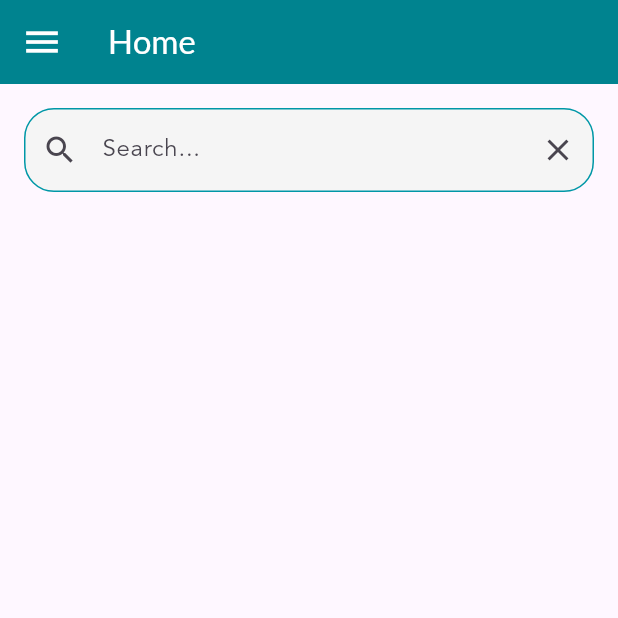
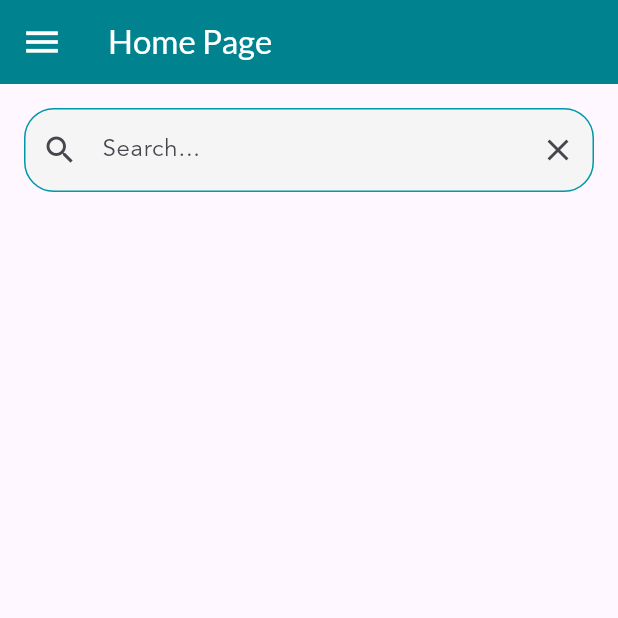
Before and after one commit to MahmoudDe/medicine-warehouse-app, a Flutter app: the HomeScreen screen opened by its route, on a phone screen of 412 x 824 dp, the top half of it. Run offline on Flutter 3.47's test engine with Material 3 defaults, Android fonts, the phone set to English and light mode, and no system bars; our stand-ins replace google_fonts, google_nav_bar, iconsax.

Commit message:
Revert "updating name"
This reverts commit a37ac5dc30e7aa1e7316d8b91a37b07feaf66eee.

```diff
--- a/frontend/pharmacist/lib/screens/HomePage.dart
+++ b/frontend/pharmacist/lib/screens/HomePage.dart
@@ -20,11 +20,10 @@ class _HomeScreenState extends State<HomeScreen> {
           backgroundColor: Colors.cyan.shade800,
           elevation: 0.0,
           iconTheme: const IconThemeData(color: Colors.white, size: 28),
-          title: Text('Home ',
-              style: GoogleFonts.lato(color: Colors.white, fontSize: 22))),
-      body: Column(
-        children: [
-          Padding(
+          title: Text('Home Page', style: GoogleFonts.lato(color: Colors.white, fontSize: 22))),
+          body: Column(
+            children: [
+           Padding(
             padding: const EdgeInsets.all(16.0),
             child: Container(
               decoration: BoxDecoration(
```
